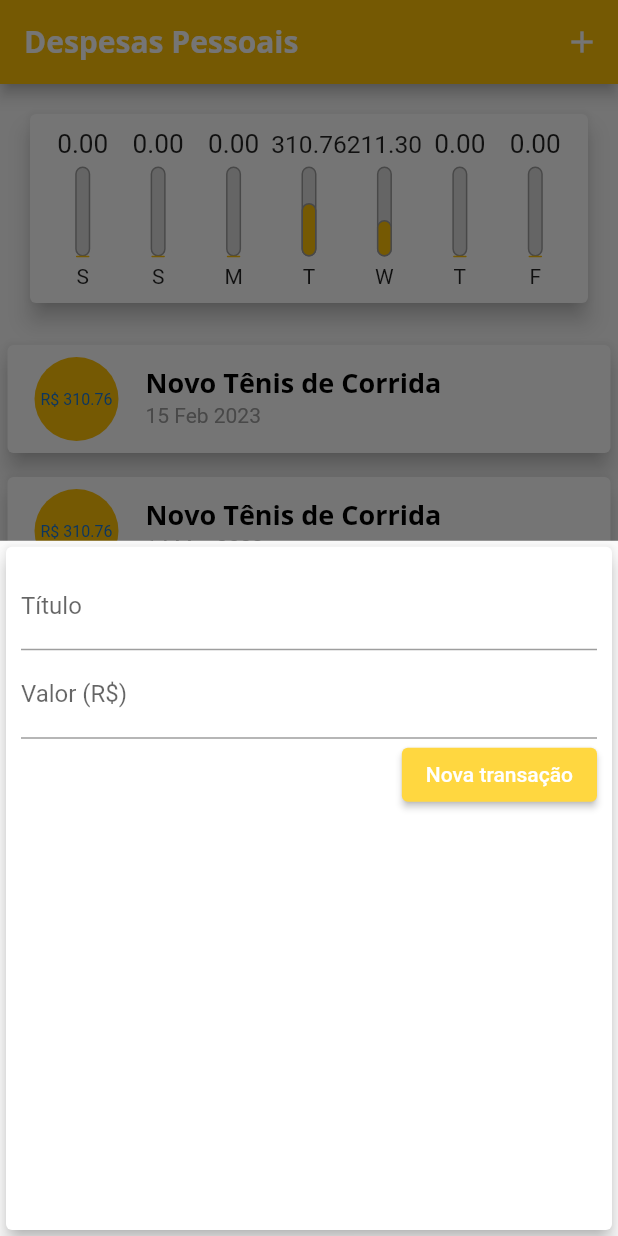
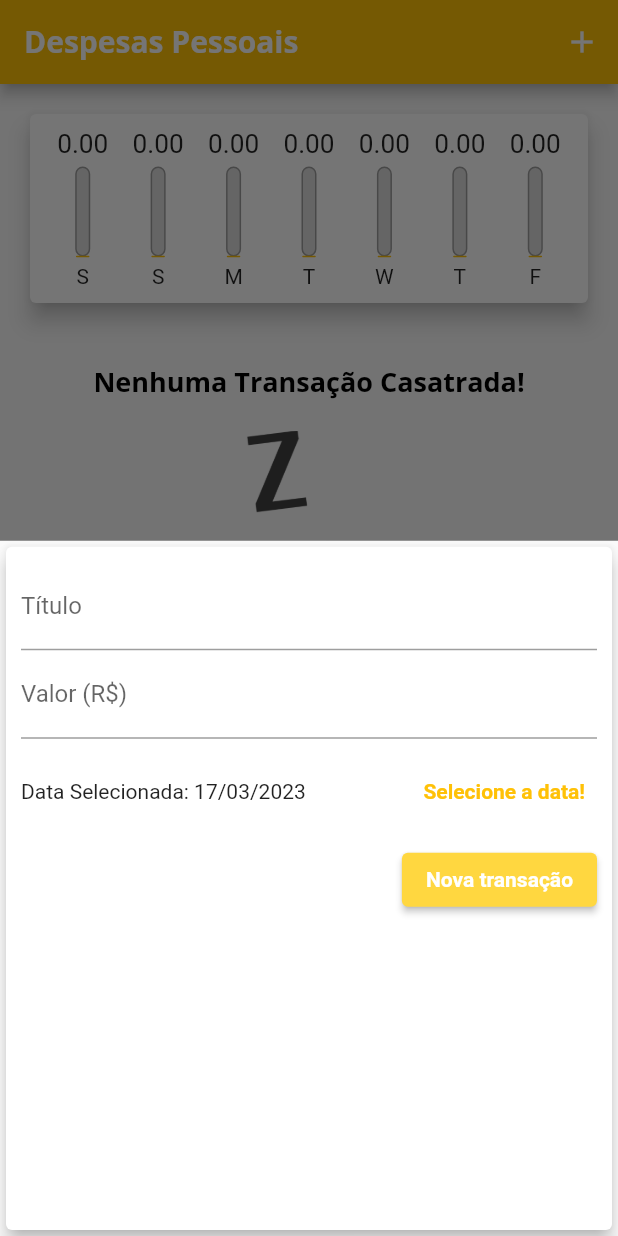
Before and after one commit to renansantos07/learning_flutter, a Flutter app: the screen it shows after launch, after a tap on the "add" icon, on a phone screen of 412 x 824 dp. Run offline on Flutter 3.47's test engine with Material 2 defaults, Android fonts, the phone set to English and light mode, and no system bars; missing offline and left inert: dart:ffi.

Commit message:
Incluindo remove e concluindo seção 4

```diff
--- a/ryc_expenses/lib/components/chart.dart
+++ b/ryc_expenses/lib/components/chart.dart
@@ -56,7 +56,9 @@ class Chart extends StatelessWidget {
               child: ChartBar(
                 label: elem['day'] as String,
                 value: elem['value'] as double,
-                percent: (elem['value'] as double) / _weekTotalValue,
+                percent: _weekTotalValue == 0
+                    ? 0
+                    : (elem['value'] as double) / _weekTotalValue,
               ),
             );
           }).toList(),
--- a/ryc_expenses/lib/components/transaction_form.dart
+++ b/ryc_expenses/lib/components/transaction_form.dart
@@ -1,7 +1,8 @@
 import 'package:flutter/material.dart';
+import 'package:intl/intl.dart';
 
 class TransactionForm extends StatefulWidget {
-  final void Function(String, double) _addTransaction;
+  final void Function(String, double, DateTime) _addTransaction;
 
   TransactionForm(this._addTransaction);
 
@@ -11,18 +12,33 @@ class TransactionForm extends StatefulWidget {
 
 class _TransactionFormState extends State<TransactionForm> {
   final TextEditingController _titleController = TextEditingController();
-
   final TextEditingController _valueController = TextEditingController();
+  DateTime _selectedDate = DateTime.now();
 
   onSubmit() {
     final title = _titleController.text;
     final value = double.tryParse(_valueController.text) ?? 0;
 
-    if (title.isEmpty || value <= 0) {
+    if (title.isEmpty || value <= 0 || _selectedDate == null) {
       return;
     }
 
-    widget._addTransaction(title, value);
+    widget._addTransaction(title, value, _selectedDate);
+  }
+
+  _showDatePicker() {
+    showDatePicker(
+      context: context,
+      initialDate: DateTime.now(),
+      firstDate: DateTime(2019),
+      lastDate: DateTime.now(),
+    ).then((value) {
+      if (value != null) {
+        setState(() {
+          _selectedDate = value;
+        });
+      }
+    });
   }
 
   @override
@@ -49,6 +65,25 @@ class _TransactionFormState extends State<TransactionForm> {
                 labelText: 'Valor (R\$)',
               ),
             ),
+            Container(
+              height: 70,
+              child: Row(
+                children: <Widget>[
+                  Expanded(
+                    child: Text(_selectedDate == null
+                        ? "Nenhuma data selecionada!"
+                        : 'Data Selecionada: ${DateFormat('dd/MM/y').format(_selectedDate)}'),
+                  ),
+                  TextButton(
+                    onPressed: _showDatePicker,
+                    child: const Text(
+                      "Selecione a data!",
+                      style: TextStyle(fontWeight: FontWeight.bold),
+                    ),
+                  )
+                ],
+              ),
+            ),
             Row(
               mainAxisAlignment: MainAxisAlignment.end,
               children: <Widget>[
--- a/ryc_expenses/lib/components/transaction_list.dart
+++ b/ryc_expenses/lib/components/transaction_list.dart
@@ -4,13 +4,14 @@ import 'package:intl/intl.dart';
 
 class TransactionList extends StatelessWidget {
   final List<Transaction> transactions;
+  final Function(String) onRemove;
 
-  TransactionList(this.transactions);
+  TransactionList(this.transactions, this.onRemove);
 
   @override
   Widget build(BuildContext context) {
     return Container(
-      height: 300,
+      height: 620,
       child: transactions.isEmpty
           ? Column(
               children: [
@@ -62,43 +63,13 @@ class TransactionList extends StatelessWidget {
                       DateFormat('d MMM y').format(elem.date),
                       style: const TextStyle(color: Colors.grey),
                     ),
-                  ),
-                );
-                Card(
-                  child: Row(
-                    children: <Widget>[
-                      Container(
-                        margin: const EdgeInsets.symmetric(
-                            horizontal: 15, vertical: 10),
-                        decoration: BoxDecoration(
-                            border: Border.all(
-                          color: Theme.of(context).colorScheme.primary,
-                          width: 2,
-                        )),
-                        padding: const EdgeInsets.all(10),
-                        child: Text(
-                          'R\$ ${elem.value.toStringAsFixed(2)}',
-                          style: TextStyle(
-                            fontWeight: FontWeight.bold,
-                            fontSize: 20,
-                            color: Theme.of(context).colorScheme.primary,
-                          ),
-                        ),
-                      ),
-                      Column(
-                        crossAxisAlignment: CrossAxisAlignment.start,
-                        children: <Widget>[
-                          Text(
-                            elem.title,
-                            style: Theme.of(context).textTheme.headlineLarge,
-                          ),
-                          Text(
-                            DateFormat('d MMM y').format(elem.date),
-                            style: const TextStyle(color: Colors.grey),
-                          )
-                        ],
-                      )
-                    ],
+                    trailing: IconButton(
+                      icon: const Icon(Icons.delete),
+                      color: Theme.of(context).errorColor,
+                      onPressed: () {
+                        onRemove(elem.id);
+                      },
+                    ),
                   ),
                 );
               },
--- a/ryc_expenses/lib/main.dart
+++ b/ryc_expenses/lib/main.dart
@@ -28,7 +28,10 @@ class ExpensesApp extends StatelessWidget {
               fontWeight: FontWeight.bold,
               color: Colors.black,
             ),
-        ),
+            button: const TextStyle(
+              color: Colors.white,
+              fontWeight: FontWeight.bold,
+            )),
         appBarTheme: const AppBarTheme(
           titleTextStyle: TextStyle(
             fontFamily: 'OpenSans',
@@ -49,26 +52,7 @@ class MyHome extends StatefulWidget {
 }
 
 class _MyHomeState extends State<MyHome> {
-  final List<Transaction> _transactions = [
-    Transaction(
-      id: 't0',
-      title: 'Novo Tênis de Corrida',
-      value: 310.76,
-      date: DateTime.now().subtract(const Duration(days: 30)),
-    ),
-    Transaction(
-      id: 't1',
-      title: 'Novo Tênis de Corrida',
-      value: 310.76,
-      date: DateTime.now().subtract(const Duration(days: 3)),
-    ),
-    Transaction(
-      id: 't2',
-      title: 'Conta de Luz',
-      value: 211.30,
-      date: DateTime.now().subtract(const Duration(days: 2)),
-    ),
-  ];
+  final List<Transaction> _transactions = [];
 
   List<Transaction> get _recentTransactions {
     return _transactions.where((element) {
@@ -78,12 +62,12 @@ class _MyHomeState extends State<MyHome> {
     }).toList();
   }
 
-  _addTransaction(String title, double value) {
+  _addTransaction(String title, double value, DateTime date) {
     final newTransaction = Transaction(
       id: Random().nextDouble().toString(),
       title: title,
       value: value,
-      date: DateTime.now(),
+      date: date,
     );
 
     setState(() {
@@ -91,6 +75,14 @@ class _MyHomeState extends State<MyHome> {
     });
 
     Navigator.of(context).pop();
+  }
+
+  _removeTransaction(String id) {
+    setState(() {
+      _transactions.removeWhere((element) {
+        return element.id == id;
+      });
+    });
   }
 
   _openTransactionModal(BuildContext context) {
@@ -119,7 +111,7 @@ class _MyHomeState extends State<MyHome> {
           crossAxisAlignment: CrossAxisAlignment.stretch,
           children: <Widget>[
             Chart(_recentTransactions),
-            TransactionList(_transactions)
+            TransactionList(_transactions, _removeTransaction)
           ],
         ),
       ),
```
Lines whose indentation alone changed are shown as unchanged.
